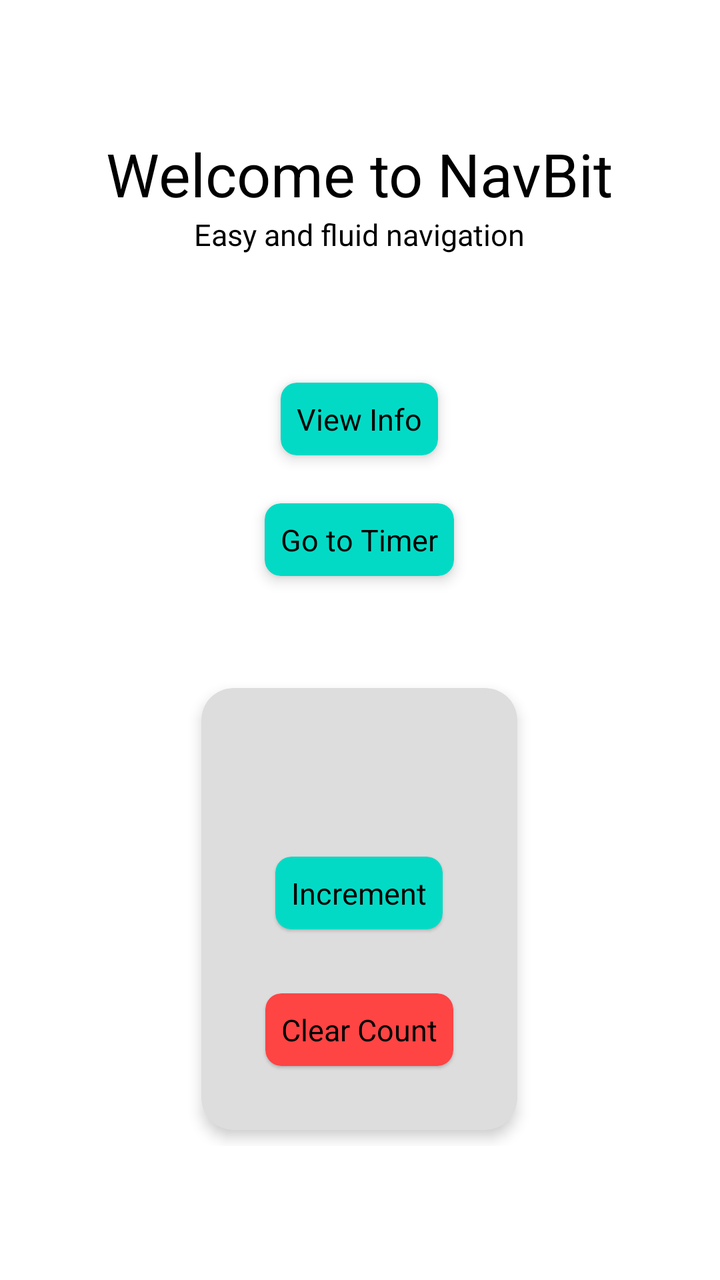
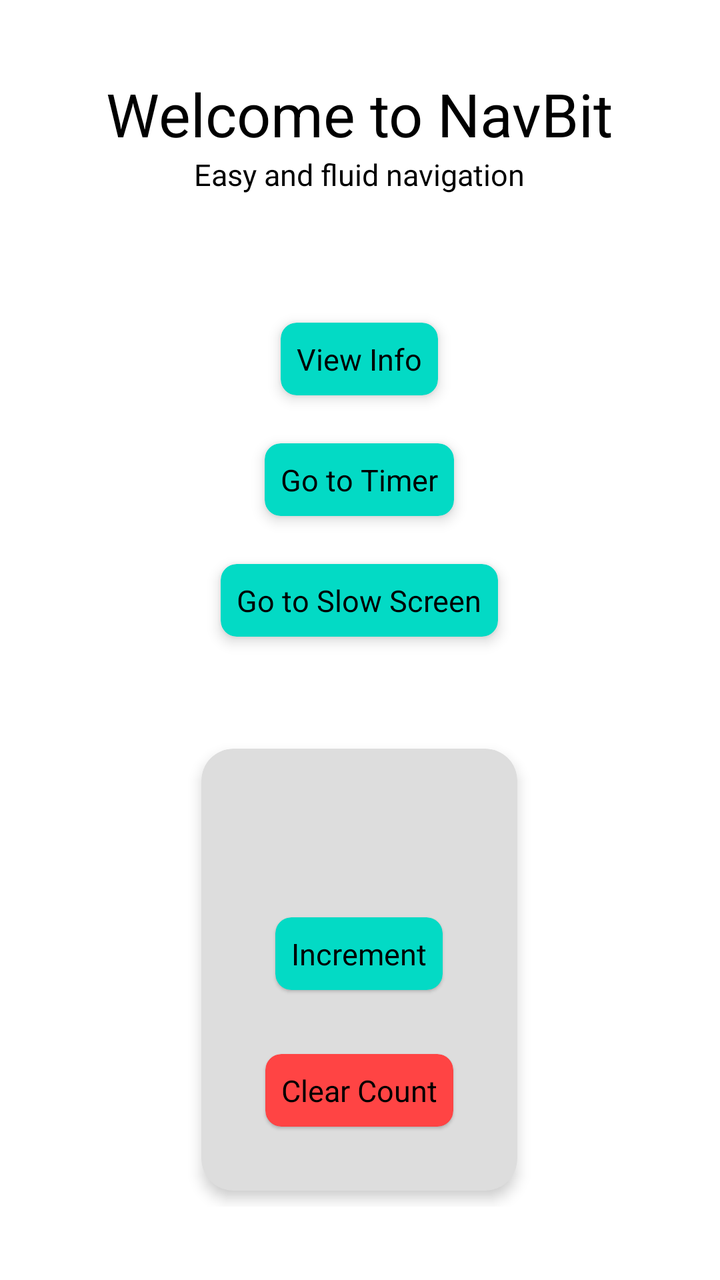

Before-and-after screenshots of an Android layout around one commit, followed by the original layout XML and the change that was made.
<!-- AndroidManifest.xml: application theme Theme.NavBitDemo -->
<!-- res/layout/screen_start.xml -->
<?xml version="1.0" encoding="utf-8"?>
<FrameLayout
    xmlns:android="http://schemas.android.com/apk/res/android"
    xmlns:app="http://schemas.android.com/apk/res-auto"

    android:layout_width="match_parent"
    android:layout_height="match_parent">

    <LinearLayout
        android:layout_width="wrap_content"
        android:layout_height="wrap_content"
        android:layout_gravity="center"
        android:orientation="vertical">

            <TextView
                android:layout_width="wrap_content"
                android:layout_height="wrap_content"
                android:text="Welcome to NavBit"
                android:textColor="@color/black"
                android:textSize="30sp"/>

            <TextView
                android:layout_width="wrap_content"
                android:layout_height="wrap_content"
                android:text="Easy and fluid navigation"
                android:textColor="@color/black"
                android:textSize="15sp"
                android:layout_gravity="center"/>

            <com.google.android.material.card.MaterialCardView
                android:id="@+id/info_button"
                android:layout_width="wrap_content"
                android:layout_height="wrap_content"
                android:layout_gravity="center"
                android:layout_marginTop="64dp"
                android:layout_marginBottom="24dp"
                app:cardBackgroundColor="@color/teal_200"
                app:cardCornerRadius="8dp"
                app:cardElevation="4dp">

                <TextView
                    android:layout_width="wrap_content"
                    android:layout_height="wrap_content"
                    android:text="View Info"
                    android:textSize="15sp"
                    android:textColor="@color/black"
                    android:layout_margin="8dp"
                    android:layout_gravity="center"/>

            </com.google.android.material.card.MaterialCardView>

            <com.google.android.material.card.MaterialCardView
                android:id="@+id/timer_button"
                android:layout_width="wrap_content"
                android:layout_height="wrap_content"
                android:layout_gravity="center"
                android:layout_marginBottom="48dp"
                app:cardBackgroundColor="@color/teal_200"
                app:cardCornerRadius="8dp"
                app:cardElevation="4dp">

                <TextView
                    android:layout_width="wrap_content"
                    android:layout_height="wrap_content"
                    android:text="Go to Timer"
                    android:textSize="15sp"
                    android:textColor="@color/black"
                    android:layout_margin="8dp"
                    android:layout_gravity="center"/>

            </com.google.android.material.card.MaterialCardView>

            <com.google.android.material.card.MaterialCardView
                android:layout_width="wrap_content"
                android:layout_height="wrap_content"
                android:layout_gravity="center"
                android:layout_margin="8dp"
                app:cardBackgroundColor="@color/grey"
                app:cardCornerRadius="16dp"
                app:cardElevation="4dp">

                <LinearLayout
                    android:layout_width="wrap_content"
                    android:layout_height="wrap_content"
                    android:orientation="vertical">

                    <TextView
                        android:id="@+id/increment_text"
                        android:layout_width="wrap_content"
                        android:layout_height="wrap_content"
                        android:textColor="@color/black"
                        android:textSize="15sp"
                        android:layout_margin="32dp"
                        android:layout_gravity="center"/>

                    <com.google.android.material.card.MaterialCardView
                        android:id="@+id/increment_button"
                        android:layout_width="wrap_content"
                        android:layout_height="wrap_content"
                        android:layout_gravity="center"
                        app:cardBackgroundColor="@color/teal_200"
                        app:cardCornerRadius="8dp">

                        <TextView
                            android:layout_width="wrap_content"
                            android:layout_height="wrap_content"
                            android:text="Increment"
                            android:textSize="15sp"
                            android:textColor="@color/black"
                            android:layout_margin="8dp"
                            android:layout_gravity="center"/>

                    </com.google.android.material.card.MaterialCardView>

                    <com.google.android.material.card.MaterialCardView
                        android:id="@+id/clear_button"
                        android:layout_width="wrap_content"
                        android:layout_height="wrap_content"
                        android:layout_gravity="center"
                        android:layout_margin="32dp"
                        app:cardBackgroundColor="@android:color/holo_red_light"
                        app:cardCornerRadius="8dp">

                        <TextView
                            android:layout_width="wrap_content"
                            android:layout_height="wrap_content"
                            android:text="Clear Count"
                            android:textSize="15sp"
                            android:textColor="@color/black"
                            android:layout_margin="8dp"
                            android:layout_gravity="center"/>

                    </com.google.android.material.card.MaterialCardView>
                </LinearLayout>
            </com.google.android.material.card.MaterialCardView>
    </LinearLayout>

</FrameLayout>
<!-- resources referenced by this layout -->
<resources>
  <color name="black">#000000</color>
  <color name="grey">#DDDDDD</color>
  <color name="teal_200">#03DAC5</color>
  <style name="Theme.NavBitDemo" parent="Theme.MaterialComponents.DayNight.NoActionBar">
          <item name="colorPrimary">@android:color/transparent</item>
          <item name="colorPrimaryVariant">@android:color/transparent</item>
          <item name="colorOnPrimary">@color/white</item>
          <item name="colorSecondary">@color/teal_200</item>
          <item name="colorSecondaryVariant">@color/teal_700</item>
          <item name="colorOnSecondary">@color/black</item>
          <item name="android:statusBarColor">?attr/colorPrimaryVariant</item>
          <item name="android:windowTranslucentNavigation">true</item>
      </style>
  <color name="white">#FFFFFF</color>
  <color name="teal_700">#018786</color>
</resources>

<!-- the commit's change to res/layout/screen_start.xml (unified diff, before → after) -->
@@ -54,6 +54,27 @@
                 android:layout_width="wrap_content"
                 android:layout_height="wrap_content"
                 android:layout_gravity="center"
+                android:layout_marginBottom="24dp"
+                app:cardBackgroundColor="@color/teal_200"
+                app:cardCornerRadius="8dp"
+                app:cardElevation="4dp">
+
+                <TextView
+                    android:layout_width="wrap_content"
+                    android:layout_height="wrap_content"
+                    android:text="Go to Timer"
+                    android:textSize="15sp"
+                    android:textColor="@color/black"
+                    android:layout_margin="8dp"
+                    android:layout_gravity="center"/>
+
+            </com.google.android.material.card.MaterialCardView>
+
+            <com.google.android.material.card.MaterialCardView
+                android:id="@+id/slow_button"
+                android:layout_width="wrap_content"
+                android:layout_height="wrap_content"
+                android:layout_gravity="center"
                 android:layout_marginBottom="48dp"
                 app:cardBackgroundColor="@color/teal_200"
                 app:cardCornerRadius="8dp"
@@ -62,7 +83,7 @@
                 <TextView
                     android:layout_width="wrap_content"
                     android:layout_height="wrap_content"
-                    android:text="Go to Timer"
+                    android:text="Go to Slow Screen"
                     android:textSize="15sp"
                     android:textColor="@color/black"
                     android:layout_margin="8dp"
